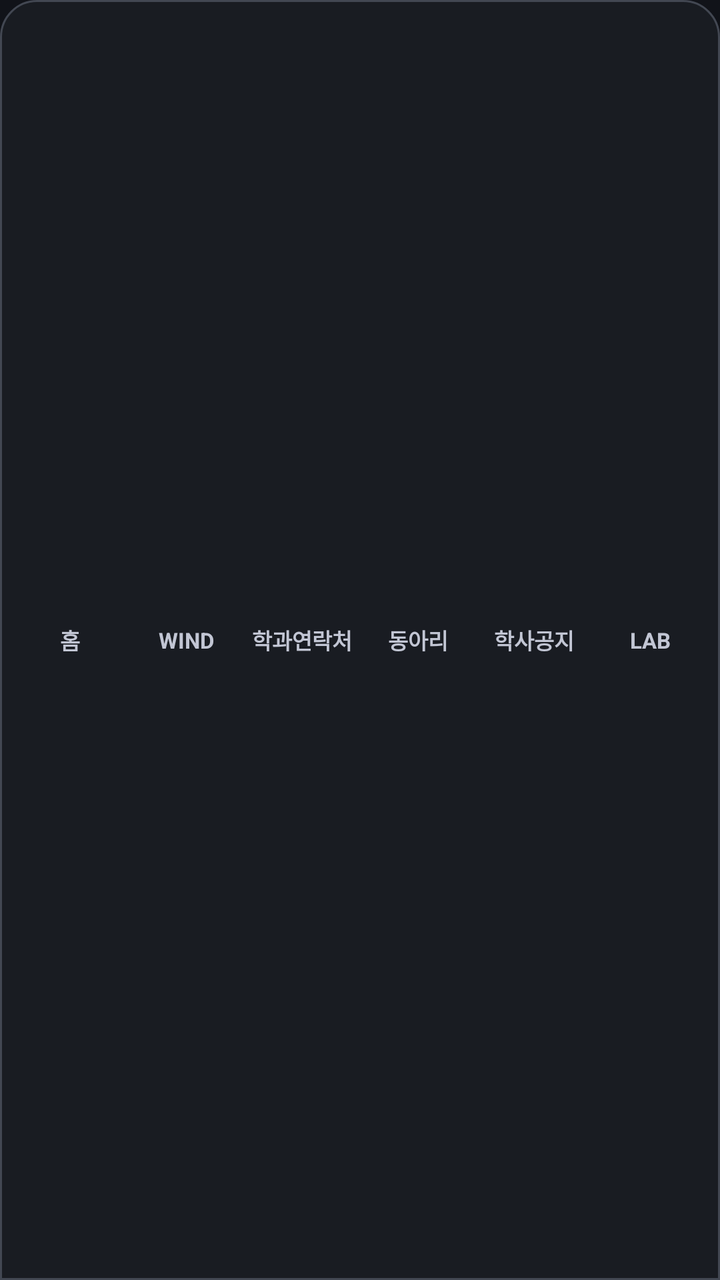
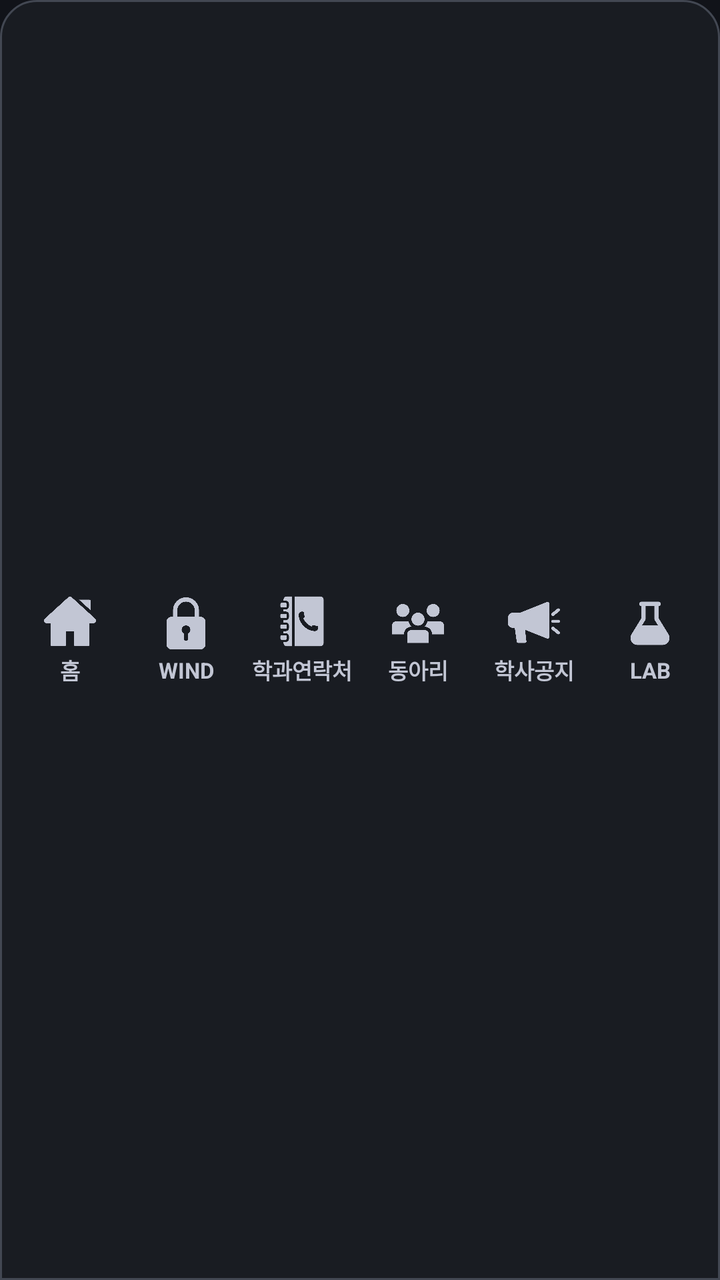

An Android layout rendered at two revisions. The XML below is the earlier revision; the diff shows what the commit changed to produce the second picture.
<!-- AndroidManifest.xml: application theme Theme.GachonBridge -->
<!-- res/layout/view_bottom_nav.xml -->
<?xml version="1.0" encoding="utf-8"?>
<LinearLayout xmlns:android="http://schemas.android.com/apk/res/android"
    android:layout_width="match_parent"
    android:layout_height="72dp"
    android:background="@drawable/bg_bottom_nav"
    android:gravity="center"
    android:orientation="horizontal"
    android:paddingStart="6dp"
    android:paddingEnd="6dp">

    
    <TextView
        android:id="@+id/navHome"
        style="@style/BottomNavItem"
        android:text="@string/nav_home" />

    
    <TextView
        android:id="@+id/navWind"
        style="@style/BottomNavItem"
        android:text="@string/nav_wind" />

    
    <TextView
        android:id="@+id/navContact"
        style="@style/BottomNavItem"
        android:text="@string/nav_contact" />

    
    <TextView
        android:id="@+id/navClub"
        style="@style/BottomNavItem"
        android:text="@string/nav_club" />

    
    <TextView
        android:id="@+id/navNotice"
        style="@style/BottomNavItem"
        android:text="@string/nav_notice" />

    
    <TextView
        android:id="@+id/navLab"
        style="@style/BottomNavItem"
        android:text="@string/nav_lab" />
</LinearLayout>
<!-- resources referenced by this layout -->
<resources>
  <!-- drawable bg_bottom_nav (drawable) -->
  <?xml version="1.0" encoding="utf-8"?>
  <shape xmlns:android="http://schemas.android.com/apk/res/android">
      <solid android:color="@color/gb_surface_low" />
      <stroke
          android:width="1dp"
          android:color="@color/gb_outline_variant" />
      <corners
          android:topLeftRadius="18dp"
          android:topRightRadius="18dp" />
  </shape>
  <string name="nav_club">동아리</string>
  <string name="nav_contact">학과연락처</string>
  <string name="nav_home">홈</string>
  <string name="nav_lab">LAB</string>
  <string name="nav_notice">학사공지</string>
  <string name="nav_wind">WIND</string>
  <style name="BottomNavItem">
          <item name="android:layout_width">0dp</item>
          <item name="android:layout_height">match_parent</item>
          <item name="android:layout_weight">1</item>
          <item name="android:gravity">center</item>
          <item name="android:textColor">@color/gb_on_surface_variant</item>
          <item name="android:textSize">11sp</item>
          <item name="android:textStyle">bold</item>
      </style>
  <style name="Theme.GachonBridge" parent="Base.Theme.GachonBridge" />
  <color name="gb_surface_low">#191C22</color>
  <color name="gb_outline_variant">#424752</color>
  <color name="gb_on_surface_variant">#C2C6D4</color>
  <style name="Base.Theme.GachonBridge" parent="Theme.Material3.DayNight.NoActionBar">
          <item name="android:windowBackground">@color/gb_background</item>
          <item name="android:statusBarColor">@color/gb_surface_low</item>
          <item name="android:navigationBarColor">@color/gb_surface_low</item>
          <item name="android:windowLightStatusBar">false</item>
          <item name="android:windowLightNavigationBar">false</item>
      </style>
  <color name="gb_background">#111319</color>
</resources>

<!-- the commit's change to res/layout/view_bottom_nav.xml (unified diff, before → after) -->
@@ -8,39 +8,93 @@
     android:paddingStart="6dp"
     android:paddingEnd="6dp">
 
-    
-    <TextView
+    <LinearLayout
         android:id="@+id/navHome"
-        style="@style/BottomNavItem"
-        android:text="@string/nav_home" />
+        style="@style/BottomNavItem">
 
-    
-    <TextView
+        <ImageView
+            android:id="@+id/navHomeIcon"
+            style="@style/BottomNavIcon"
+            android:contentDescription="@null"
+            android:src="@drawable/ic_home" />
+
+        <TextView
+            style="@style/BottomNavLabel"
+            android:text="@string/nav_home" />
+    </LinearLayout>
+
+    <LinearLayout
         android:id="@+id/navWind"
-        style="@style/BottomNavItem"
-        android:text="@string/nav_wind" />
+        style="@style/BottomNavItem">
 
-    
-    <TextView
+        <ImageView
+            android:id="@+id/navWindIcon"
+            style="@style/BottomNavIcon"
+            android:contentDescription="@null"
+            android:src="@drawable/ic_padlock" />
+
+        <TextView
+            style="@style/BottomNavLabel"
+            android:text="@string/nav_wind" />
+    </LinearLayout>
+
+    <LinearLayout
         android:id="@+id/navContact"
-        style="@style/BottomNavItem"
-        android:text="@string/nav_contact" />
+        style="@style/BottomNavItem">
 
-    
-    <TextView
+        <ImageView
+            android:id="@+id/navContactIcon"
+            style="@style/BottomNavIcon"
+            android:contentDescription="@null"
+            android:src="@drawable/ic_phone_book" />
+
+        <TextView
+            style="@style/BottomNavLabel"
+            android:text="@string/nav_contact" />
+    </LinearLayout>
+
+    <LinearLayout
         android:id="@+id/navClub"
-        style="@style/BottomNavItem"
-        android:text="@string/nav_club" />
+        style="@style/BottomNavItem">
 
-    
-    <TextView
+        <ImageView
+            android:id="@+id/navClubIcon"
+            style="@style/BottomNavIcon"
+            android:contentDescription="@null"
+            android:src="@drawable/ic_people" />
+
+        <TextView
+            style="@style/BottomNavLabel"
+            android:text="@string/nav_club" />
+    </LinearLayout>
+
+    <LinearLayout
         android:id="@+id/navNotice"
-        style="@style/BottomNavItem"
-        android:text="@string/nav_notice" />
+        style="@style/BottomNavItem">
 
-    
-    <TextView
+        <ImageView
+            android:id="@+id/navNoticeIcon"
+            style="@style/BottomNavIcon"
+            android:contentDescription="@null"
+            android:src="@drawable/ic_megaphone" />
+
+        <TextView
+            style="@style/BottomNavLabel"
+            android:text="@string/nav_notice" />
+    </LinearLayout>
+
+    <LinearLayout
         android:id="@+id/navLab"
-        style="@style/BottomNavItem"
-        android:text="@string/nav_lab" />
+        style="@style/BottomNavItem">
+
+        <ImageView
+            android:id="@+id/navLabIcon"
+            style="@style/BottomNavIcon"
+            android:contentDescription="@null"
+            android:src="@drawable/ic_tube" />
+
+        <TextView
+            style="@style/BottomNavLabel"
+            android:text="@string/nav_lab" />
+    </LinearLayout>
 </LinearLayout>
<!-- resource entries referenced after the edit -->
@@ -11,17 +11,39 @@
           android:topLeftRadius="18dp"
           android:topRightRadius="18dp" />
   </shape>
+  <!-- drawable ic_home: png bitmap (drawable, 9227 bytes) -->
+  <!-- drawable ic_megaphone: png bitmap (drawable, 7773 bytes) -->
+  <!-- drawable ic_padlock: png bitmap (drawable, 8813 bytes) -->
+  <!-- drawable ic_people: png bitmap (drawable, 10553 bytes) -->
+  <!-- drawable ic_phone_book: png bitmap (drawable, 10536 bytes) -->
+  <!-- drawable ic_tube: png bitmap (drawable, 7397 bytes) -->
   <string name="nav_club">동아리</string>
   <string name="nav_contact">학과연락처</string>
   <string name="nav_home">홈</string>
   <string name="nav_lab">LAB</string>
   <string name="nav_notice">학사공지</string>
   <string name="nav_wind">WIND</string>
+  <style name="BottomNavIcon">
+          <item name="android:layout_width">26dp</item>
+          <item name="android:layout_height">26dp</item>
+          <item name="android:scaleType">centerInside</item>
+          <item name="android:tint">@color/gb_on_surface_variant</item>
+      </style>
   <style name="BottomNavItem">
           <item name="android:layout_width">0dp</item>
           <item name="android:layout_height">match_parent</item>
           <item name="android:layout_weight">1</item>
           <item name="android:gravity">center</item>
+          <item name="android:orientation">vertical</item>
+          <item name="android:paddingTop">7dp</item>
+          <item name="android:paddingBottom">6dp</item>
+      </style>
+  <style name="BottomNavLabel">
+          <item name="android:layout_width">match_parent</item>
+          <item name="android:layout_height">wrap_content</item>
+          <item name="android:layout_marginTop">3dp</item>
+          <item name="android:gravity">center</item>
+          <item name="android:singleLine">true</item>
           <item name="android:textColor">@color/gb_on_surface_variant</item>
           <item name="android:textSize">11sp</item>
           <item name="android:textStyle">bold</item>
